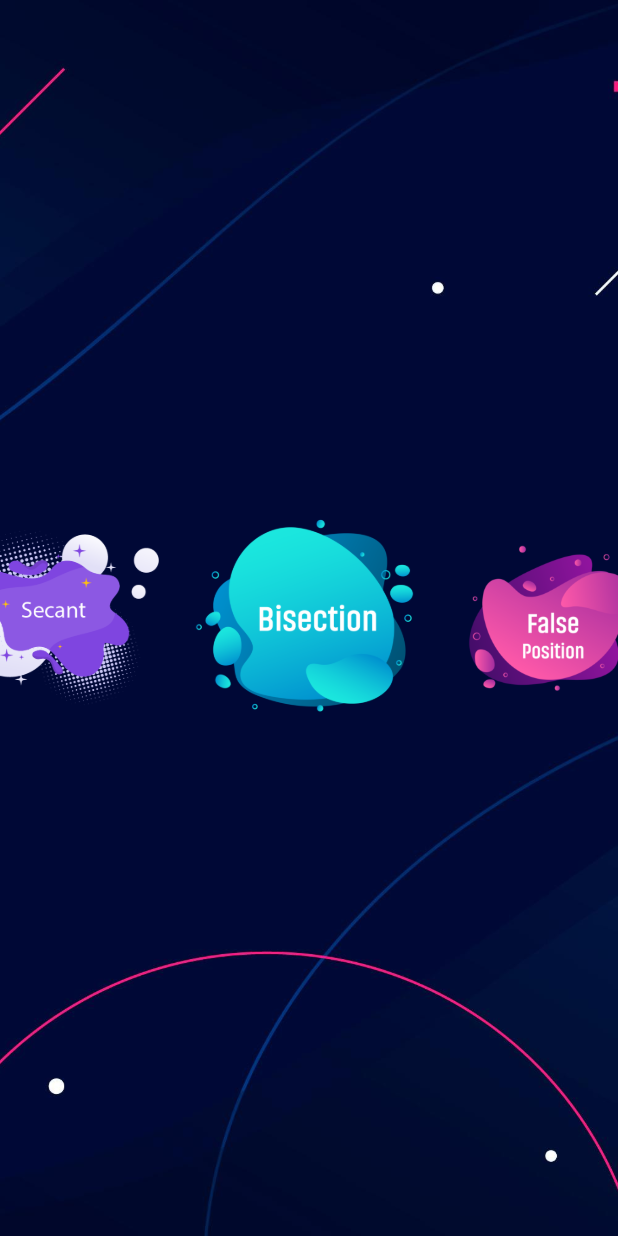
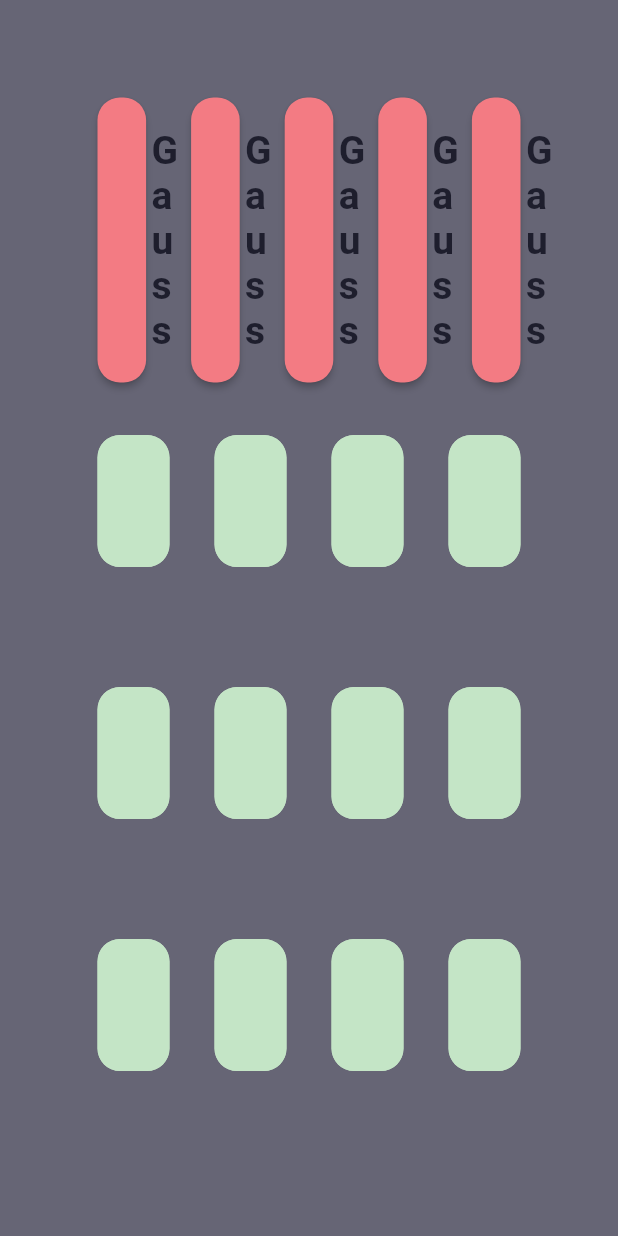
Before and after one commit to john-safwat/Numerical-Analysis-Project, a Flutter app: the screen it shows after launch, on a phone screen of 412 x 824 dp. Run offline on Flutter 3.47's test engine with Material 2 defaults, Android fonts, the light colour scheme and no system bars; drawn by our look-alikes of carousel_slider; our stand-ins replace math_expressions; missing offline and left inert: calculess.

Commit message:
add matrix

```diff
--- a/lib/Home/HomeScreenViewModel.dart
+++ b/lib/Calculator/HomeScreenViewModel.dart
@@ -1,5 +1,5 @@
 import 'package:flutter/material.dart';
-import 'package:numericalanalysis/Home/HomeScreenNavigator.dart';
+import 'package:numericalanalysis/Calculator/HomeScreenNavigator.dart';
 
 class HomeScreenViewModel extends ChangeNotifier{
   HomeScreenNavigator? navigator;
--- a/lib/Form/FormScreen.dart
+++ b/lib/Form/FormScreen.dart
@@ -1,8 +1,8 @@
 import 'package:flutter/material.dart';
 import 'package:flutter/services.dart';
+import 'package:numericalanalysis/Calculator/HomeScreenView.dart';
 import 'package:numericalanalysis/Form/FormNavigator.dart';
 import 'package:numericalanalysis/Form/FormScreenViewModel.dart';
-import 'package:numericalanalysis/Home/HomeScreenView.dart';
 import 'package:numericalanalysis/Provider/objectProvider.dart';
 import 'package:numericalanalysis/Theme/MyTheme.dart';
 import 'package:provider/provider.dart';
--- /dev/null
+++ b/lib/Matrix/MatrixButton.dart
@@ -0,0 +1,39 @@
+import 'package:flutter/material.dart';
+import 'package:numericalanalysis/Theme/MyTheme.dart';
+
+class MatrixButton extends StatelessWidget {
+  String title ;
+  Function onButtonPress;
+  MatrixButton(this.title , this.onButtonPress);
+
+  @override
+  Widget build(BuildContext context) {
+    return Expanded(
+      child: Container(
+        margin: const EdgeInsets.all(15),
+        child: ElevatedButton(
+          onPressed: (){
+            onButtonPress();
+          },
+          style: ButtonStyle(
+            backgroundColor: MaterialStateProperty.all(MyTheme.red),
+            shape: MaterialStateProperty.all(RoundedRectangleBorder(
+              borderRadius: BorderRadius.circular(15),
+            ))
+          ),
+          child: Padding(
+            padding: const EdgeInsets.all(20.0),
+            child: Text(
+              title,
+              style:const TextStyle(
+                fontWeight: FontWeight.bold,
+                fontSize: 26,
+                color: MyTheme.black
+              ),
+            ),
+          ),
+        ),
+      )
+    );
+  }
+}
--- /dev/null
+++ b/lib/Matrix/MatrixTextField.dart
@@ -0,0 +1,83 @@
+import 'package:flutter/material.dart';
+import 'package:flutter/services.dart';
+import 'package:numericalanalysis/Theme/MyTheme.dart';
+
+class MatrixTextField extends StatelessWidget {
+  TextEditingController controller ;
+  Function validationFunction;
+  String title ;
+
+  MatrixTextField({
+    required this.controller,
+    required this.title,
+    required this.validationFunction
+  });
+
+  @override
+  Widget build(BuildContext context) {
+    return Container(
+      height: double.infinity,
+      margin: const EdgeInsets.symmetric(vertical: 20 , horizontal: 15),
+      child: TextFormField(
+          validator: (value) => validationFunction(value),
+          keyboardType: const TextInputType.numberWithOptions(decimal: true),
+          inputFormatters: [FilteringTextInputFormatter.allow(RegExp('[0-9,.,-]+')),],
+          autovalidateMode: AutovalidateMode.onUserInteraction,
+          controller: controller,
+          cursorColor: MyTheme.black,
+          style:const TextStyle(
+            fontSize: 24,
+            fontWeight: FontWeight.bold,
+            color: MyTheme.black
+          ),
+          decoration: InputDecoration(
+            contentPadding:const EdgeInsets.all(30),
+            filled: true,
+            fillColor: MyTheme.green,
+            hintText: title,
+            hintStyle: const TextStyle(
+              color: MyTheme.gray,
+              fontSize: 24,
+            ),
+            enabledBorder: OutlineInputBorder(
+              borderRadius: BorderRadius.circular(15),
+              borderSide:const BorderSide(
+                width: 2,
+                color: MyTheme.green
+              )
+            ),
+            focusedErrorBorder: OutlineInputBorder(
+                borderRadius: BorderRadius.circular(15),
+                borderSide:const BorderSide(
+                    width: 2,
+                    color: MyTheme.red
+                )
+            ),
+            disabledBorder: OutlineInputBorder(
+                borderRadius: BorderRadius.circular(15),
+                borderSide:const BorderSide(
+                    width: 2,
+                    color: MyTheme.green
+                )
+            ),
+            errorBorder:OutlineInputBorder(
+                borderRadius: BorderRadius.circular(15),
+                borderSide:const BorderSide(
+                    width: 2,
+                    color:MyTheme.red
+                )
+            ),
+            focusedBorder: OutlineInputBorder(
+                borderRadius: BorderRadius.circular(15),
+                borderSide:const BorderSide(
+                    width: 2,
+                    color: MyTheme.green
+                )
+            ),
+
+          ),
+
+      ),
+    );
+  }
+}
--- /dev/null
+++ b/lib/Matrix/MatrixView.dart
@@ -0,0 +1,91 @@
+import 'package:flutter/material.dart';
+import 'package:numericalanalysis/Matrix/MatrixButton.dart';
+import 'package:numericalanalysis/Matrix/MatrixTextField.dart';
+import 'package:numericalanalysis/Matrix/MatrixViweModel.dart';
+import 'package:provider/provider.dart';
+
+class MatrixScreen extends StatefulWidget {
+  static const String routeName = 'matrix screen ';
+
+  @override
+  State<MatrixScreen> createState() => _MatrixScreenState();
+}
+
+class _MatrixScreenState extends State<MatrixScreen> {
+  MatriXViewModel viewModel = MatriXViewModel();
+
+
+
+  @override
+  Widget build(BuildContext context) {
+    return ChangeNotifierProvider(
+      create: (context) => viewModel,
+      child: Scaffold(
+        body: Consumer<MatriXViewModel>(
+          builder: (context, value, child) => Padding(
+            padding: const EdgeInsets.all(50.0),
+            child: Form(
+              key: value.formKey,
+              child: Column(
+                children: [
+                  Row(
+                    children: [
+                      MatrixButton("Gauss" , value.valid),
+                      MatrixButton("Gauss" , value.valid),
+                      MatrixButton("Gauss" , value.valid),
+                      MatrixButton("Gauss" , value.valid),
+                      MatrixButton("Gauss" , value.valid),
+                    ],
+                  ),
+                  Expanded(
+                    child: Column(
+                      crossAxisAlignment: CrossAxisAlignment.stretch,
+                      children: [
+                        Expanded(
+                          child: Row(
+                            crossAxisAlignment: CrossAxisAlignment.stretch,
+                            children: [
+                              Expanded(child: MatrixTextField(controller: value.rowOneControllers[0], title: "X11" , validationFunction:value.validationFunction,)),
+                              Expanded(child: MatrixTextField(controller: value.rowOneControllers[1], title: "X12" , validationFunction:value.validationFunction)),
+                              Expanded(child: MatrixTextField(controller: value.rowOneControllers[2], title: "X13" , validationFunction:value.validationFunction)),
+                              Expanded(child: MatrixTextField(controller: value.rowOneControllers[3], title: "X14" , validationFunction:value.validationFunction)),
+                            ],
+                          ),
+                        ),
+                        Expanded(
+                          child: Row(
+                            crossAxisAlignment: CrossAxisAlignment.stretch,
+                            children: [
+                              Expanded(child: MatrixTextField(controller: value.rowTwoControllers[0], title: "X21" , validationFunction:value.validationFunction)),
+                              Expanded(child: MatrixTextField(controller: value.rowTwoControllers[1], title: "X22" , validationFunction:value.validationFunction)),
+                              Expanded(child: MatrixTextField(controller: value.rowTwoControllers[2], title: "X23" , validationFunction:value.validationFunction)),
+                              Expanded(child: MatrixTextField(controller: value.rowTwoControllers[3], title: "X24" , validationFunction:value.validationFunction)),
+                            ],
+                          ),
+                        ),
+                        Expanded(
+                          child: Row(
+                            crossAxisAlignment: CrossAxisAlignment.stretch,
+                            children: [
+                              Expanded(child: MatrixTextField(controller: value.rowThreeControllers[0], title: "X31" , validationFunction:value.validationFunction)),
+                              Expanded(child: MatrixTextField(controller: value.rowThreeControllers[1], title: "X32" , validationFunction:value.validationFunction)),
+                              Expanded(child: MatrixTextField(controller: value.rowThreeControllers[2], title: "X33" , validationFunction:value.validationFunction)),
+                              Expanded(child: MatrixTextField(controller: value.rowThreeControllers[3], title: "X34" , validationFunction:value.validationFunction)),
+                            ],
+                          ),
+                        ),
+                      ],
+                    ),
+                  ),
+
+                ],
+              ),
+            ),
+          ),
+        ),
+      ),
+    );
+  }
+
+
+}
--- /dev/null
+++ b/lib/Matrix/MatrixViweModel.dart
@@ -0,0 +1,55 @@
+import 'package:flutter/material.dart';
+import 'package:numericalanalysis/Models/Materix.dart';
+
+class MatriXViewModel extends ChangeNotifier {
+  List<Matrix> matrices = [];
+  final formKey = GlobalKey<FormState>();
+  List<TextEditingController> rowOneControllers = [
+    TextEditingController(),
+    TextEditingController(),
+    TextEditingController(),
+    TextEditingController(),
+  ];
+
+  List<TextEditingController> rowTwoControllers = [
+    TextEditingController(),
+    TextEditingController(),
+    TextEditingController(),
+    TextEditingController(),
+  ];
+
+  List<TextEditingController> rowThreeControllers = [
+    TextEditingController(),
+    TextEditingController(),
+    TextEditingController(),
+    TextEditingController(),
+  ];
+
+  void readInputs() {
+    matrices = [];
+    Matrix matrix = Matrix();
+    for(int i = 0 ; i < rowOneControllers.length ; i++){
+      matrix.rowOne.add( double.parse(rowOneControllers[i].text));
+      print("${matrix.rowOne[i]} \n");
+      matrix.rowTwo.add(double.parse(rowTwoControllers[i].text));
+      print("${matrix.rowTwo[i]} \n");
+      matrix.rowThree.add(double.parse(rowThreeControllers[i].text));
+      print("${matrix.rowThree[i]} \n");
+
+    }
+    matrices.add(matrix);
+  }
+
+  void valid(){
+    if(formKey.currentState!.validate()){
+        readInputs();
+    }
+  }
+
+  String? validationFunction(String? input){
+    if(input!.isEmpty || input == null    ){
+      return "enter Input";
+    }
+    return null;
+  }
+}
--- /dev/null
+++ b/lib/Models/Materix.dart
@@ -0,0 +1,5 @@
+class Matrix {
+  List<double> rowOne = [];
+  List<double> rowTwo = [];
+  List<double> rowThree = [];
+}
--- a/lib/main.dart
+++ b/lib/main.dart
@@ -1,7 +1,8 @@
 import 'package:flutter/material.dart';
+import 'package:numericalanalysis/Calculator/HomeScreenView.dart';
 import 'package:numericalanalysis/Form/FormScreen.dart';
-import 'package:numericalanalysis/Home/HomeScreenView.dart';
 import 'package:numericalanalysis/Main/MainScreen.dart';
+import 'package:numericalanalysis/Matrix/MatrixView.dart';
 import 'package:numericalanalysis/Result/ResultScreen.dart';
 import 'package:numericalanalysis/Theme/MyTheme.dart';
 import 'package:provider/provider.dart';
@@ -25,9 +26,10 @@ class MyApp extends StatelessWidget {
           FormScreen.routeName :(_) => FormScreen(),
           HomeScreen.routeName :(_) => HomeScreen(),
           ResultScreen.routeName : (_) => ResultScreen(),
+          MatrixScreen.routeName :(_) => MatrixScreen()
         },
         theme: MyTheme.themeData,
-        initialRoute: MainScreen.routeName,
+        initialRoute: MatrixScreen.routeName,
       ),
     );
 
```
Also changed, not shown: lib/Calculator/HomeScreenView.dart (renamed from lib/Home/HomeScreenView.dart, +4 -3 lines), lib/Calculator/HomeScreenNavigator.dart (renamed from lib/Home/HomeScreenNavigator.dart), lib/Calculator/MyButton.dart (renamed from lib/Home/MyButton.dart), lib/Main/MainScreen.dart (indentation only).
